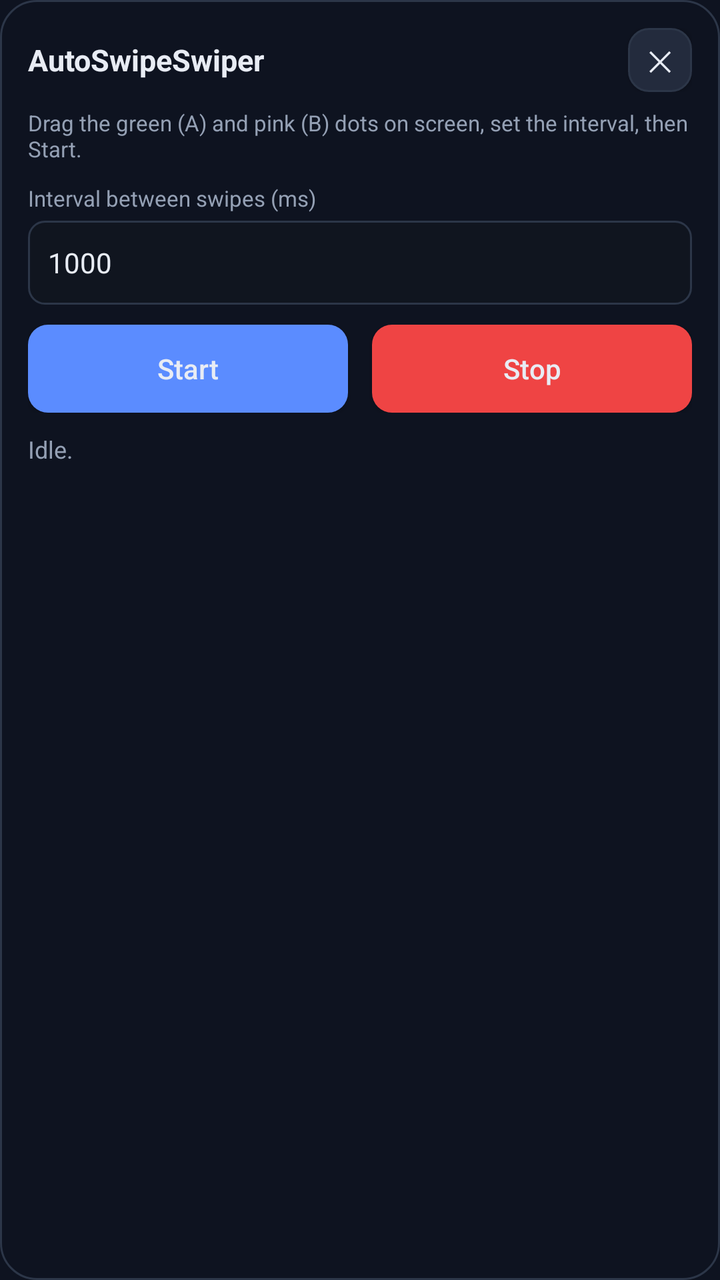
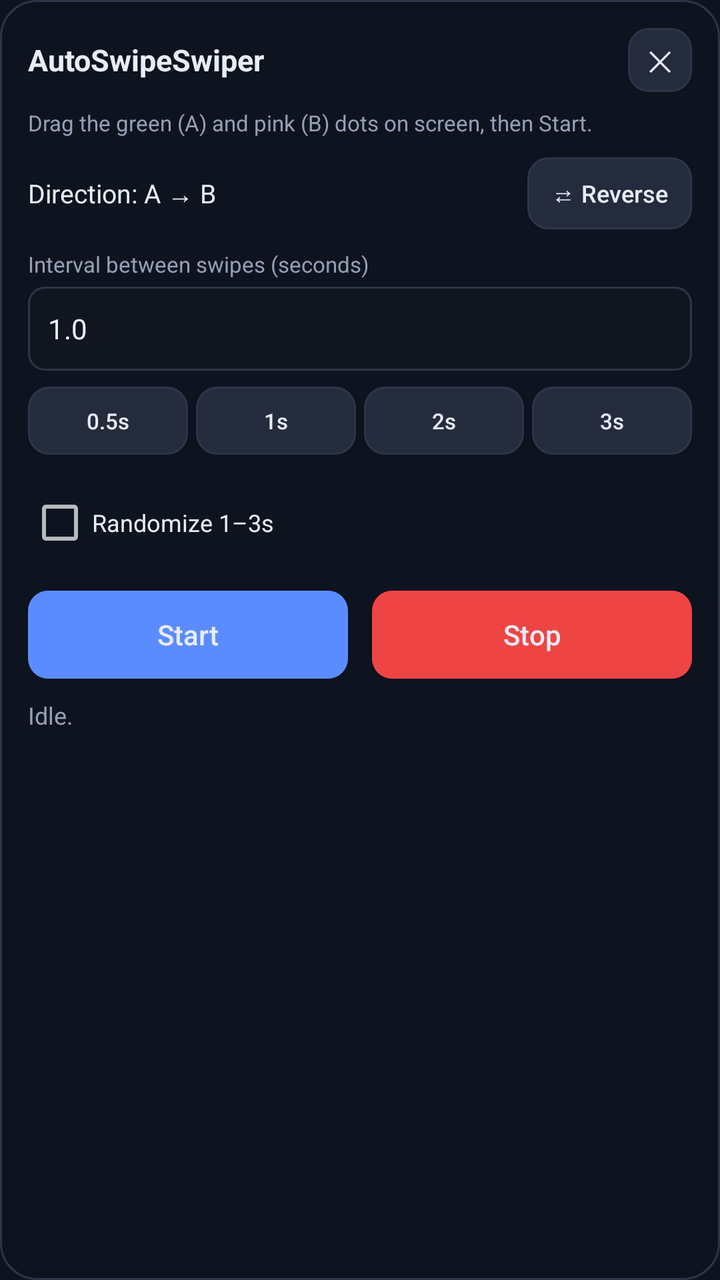

Compare the two renders of this Android layout. The source of the first and the diff that turns it into the second are given below.
<!-- AndroidManifest.xml: application theme Theme.AutoSwipeSwiper -->
<!-- res/layout/overlay_panel.xml -->
<?xml version="1.0" encoding="utf-8"?>
<LinearLayout xmlns:android="http://schemas.android.com/apk/res/android"
    android:layout_width="260dp"
    android:layout_height="wrap_content"
    android:orientation="vertical"
    android:background="@drawable/panel_bg"
    android:padding="14dp">

    <LinearLayout
        android:id="@+id/dragHandle"
        android:layout_width="match_parent"
        android:layout_height="wrap_content"
        android:orientation="horizontal"
        android:gravity="center_vertical"
        android:paddingBottom="8dp">

        <TextView
            android:layout_width="0dp"
            android:layout_height="wrap_content"
            android:layout_weight="1"
            android:text="AutoSwipeSwiper"
            android:textColor="@color/text_light"
            android:textSize="15sp"
            android:textStyle="bold" />

        <Button
            android:id="@+id/btnClose"
            android:layout_width="32dp"
            android:layout_height="32dp"
            android:minWidth="0dp"
            android:minHeight="0dp"
            android:padding="0dp"
            android:background="@drawable/btn_secondary"
            android:text="✕"
            android:textAllCaps="false"
            android:textColor="@color/text_light"
            android:textSize="14sp" />
    </LinearLayout>

    <TextView
        android:layout_width="match_parent"
        android:layout_height="wrap_content"
        android:layout_marginBottom="10dp"
        android:text="Drag the green (A) and pink (B) dots on screen, set the interval, then Start."
        android:textColor="@color/text_dim"
        android:textSize="11sp" />

    <TextView
        android:layout_width="match_parent"
        android:layout_height="wrap_content"
        android:text="Interval between swipes (ms)"
        android:textColor="@color/text_dim"
        android:textSize="11sp" />

    <EditText
        android:id="@+id/intervalInput"
        android:layout_width="match_parent"
        android:layout_height="42dp"
        android:layout_marginTop="4dp"
        android:layout_marginBottom="10dp"
        android:background="@drawable/edit_bg"
        android:paddingStart="10dp"
        android:paddingEnd="10dp"
        android:inputType="number"
        android:maxLines="1"
        android:text="1000"
        android:textColor="@color/text_light"
        android:textSize="14sp" />

    <LinearLayout
        android:layout_width="match_parent"
        android:layout_height="wrap_content"
        android:orientation="horizontal">

        <Button
            android:id="@+id/btnStart"
            android:layout_width="0dp"
            android:layout_height="44dp"
            android:layout_weight="1"
            android:layout_marginEnd="6dp"
            android:background="@drawable/btn_primary"
            android:text="Start"
            android:textAllCaps="false"
            android:textColor="@color/text_light" />

        <Button
            android:id="@+id/btnStop"
            android:layout_width="0dp"
            android:layout_height="44dp"
            android:layout_weight="1"
            android:layout_marginStart="6dp"
            android:background="@drawable/btn_danger"
            android:text="Stop"
            android:textAllCaps="false"
            android:textColor="@color/text_light" />
    </LinearLayout>

    <TextView
        android:id="@+id/statusText"
        android:layout_width="match_parent"
        android:layout_height="wrap_content"
        android:layout_marginTop="10dp"
        android:text="Idle."
        android:textColor="@color/text_dim"
        android:textSize="12sp" />

</LinearLayout>
<!-- resources referenced by this layout -->
<resources>
  <color name="text_dim">#94A0B4</color>
  <color name="text_light">#E8ECF4</color>
  <!-- drawable btn_danger (drawable) -->
  <?xml version="1.0" encoding="utf-8"?>
  <selector xmlns:android="http://schemas.android.com/apk/res/android">
      <item android:state_enabled="false">
          <shape android:shape="rectangle">
              <solid android:color="@color/btn_disabled" />
              <corners android:radius="10dp" />
          </shape>
      </item>
      <item>
          <shape android:shape="rectangle">
              <solid android:color="@color/danger" />
              <corners android:radius="10dp" />
          </shape>
      </item>
  </selector>
  <!-- drawable btn_primary (drawable) -->
  <?xml version="1.0" encoding="utf-8"?>
  <selector xmlns:android="http://schemas.android.com/apk/res/android">
      <item android:state_enabled="false">
          <shape android:shape="rectangle">
              <solid android:color="@color/btn_disabled" />
              <corners android:radius="10dp" />
          </shape>
      </item>
      <item>
          <shape android:shape="rectangle">
              <solid android:color="@color/primary" />
              <corners android:radius="10dp" />
          </shape>
      </item>
  </selector>
  <!-- drawable btn_secondary (drawable) -->
  <?xml version="1.0" encoding="utf-8"?>
  <selector xmlns:android="http://schemas.android.com/apk/res/android">
      <item android:state_enabled="false">
          <shape android:shape="rectangle">
              <solid android:color="@color/btn_disabled" />
              <corners android:radius="10dp" />
          </shape>
      </item>
      <item>
          <shape android:shape="rectangle">
              <solid android:color="@color/chip_idle" />
              <corners android:radius="10dp" />
              <stroke android:width="1dp" android:color="@color/surface_stroke" />
          </shape>
      </item>
  </selector>
  <!-- drawable edit_bg (drawable) -->
  <?xml version="1.0" encoding="utf-8"?>
  <shape xmlns:android="http://schemas.android.com/apk/res/android" android:shape="rectangle">
      <solid android:color="#10151F" />
      <corners android:radius="8dp" />
      <stroke android:width="1dp" android:color="@color/surface_stroke" />
  </shape>
  <!-- drawable panel_bg (drawable) -->
  <?xml version="1.0" encoding="utf-8"?>
  <shape xmlns:android="http://schemas.android.com/apk/res/android" android:shape="rectangle">
      <solid android:color="@color/panel_bg" />
      <corners android:radius="18dp" />
      <stroke android:width="1dp" android:color="@color/surface_stroke" />
  </shape>
  <style name="Theme.AutoSwipeSwiper" parent="Theme.MaterialComponents.NoActionBar">
          <item name="colorPrimary">@color/primary</item>
          <item name="colorPrimaryDark">@color/bg</item>
          <item name="colorAccent">@color/primary</item>
          <item name="android:windowBackground">@color/bg</item>
          <item name="android:statusBarColor">@color/bg</item>
          <item name="android:navigationBarColor">@color/bg</item>
      </style>
  <color name="btn_disabled">#2A3245</color>
  <color name="danger">#EF4444</color>
  <color name="primary">#5B8CFF</color>
  <color name="chip_idle">#232B3D</color>
  <color name="surface_stroke">#2C3648</color>
  <color name="panel_bg">#F20E1320</color>
  <color name="bg">#0E1320</color>
</resources>

<!-- the commit's change to res/layout/overlay_panel.xml (unified diff, before → after) -->
@@ -1,6 +1,6 @@
 <?xml version="1.0" encoding="utf-8"?>
 <LinearLayout xmlns:android="http://schemas.android.com/apk/res/android"
-    android:layout_width="260dp"
+    android:layout_width="270dp"
     android:layout_height="wrap_content"
     android:orientation="vertical"
     android:background="@drawable/panel_bg"
@@ -41,14 +41,45 @@
         android:layout_width="match_parent"
         android:layout_height="wrap_content"
         android:layout_marginBottom="10dp"
-        android:text="Drag the green (A) and pink (B) dots on screen, set the interval, then Start."
+        android:text="Drag the green (A) and pink (B) dots on screen, then Start."
         android:textColor="@color/text_dim"
         android:textSize="11sp" />
 
+    
+    <LinearLayout
+        android:layout_width="match_parent"
+        android:layout_height="wrap_content"
+        android:orientation="horizontal"
+        android:gravity="center_vertical"
+        android:layout_marginBottom="10dp">
+
+        <TextView
+            android:id="@+id/directionText"
+            android:layout_width="0dp"
+            android:layout_height="wrap_content"
+            android:layout_weight="1"
+            android:text="Direction: A → B"
+            android:textColor="@color/text_light"
+            android:textSize="13sp" />
+
+        <Button
+            android:id="@+id/btnDirection"
+            android:layout_width="wrap_content"
+            android:layout_height="36dp"
+            android:minWidth="0dp"
+            android:paddingStart="12dp"
+            android:paddingEnd="12dp"
+            android:background="@drawable/btn_secondary"
+            android:text="⇄ Reverse"
+            android:textAllCaps="false"
+            android:textColor="@color/text_light"
+            android:textSize="12sp" />
+    </LinearLayout>
+
     <TextView
         android:layout_width="match_parent"
         android:layout_height="wrap_content"
-        android:text="Interval between swipes (ms)"
+        android:text="Interval between swipes (seconds)"
         android:textColor="@color/text_dim"
         android:textSize="11sp" />
 
@@ -57,15 +88,101 @@
         android:layout_width="match_parent"
         android:layout_height="42dp"
         android:layout_marginTop="4dp"
-        android:layout_marginBottom="10dp"
+        android:layout_marginBottom="8dp"
         android:background="@drawable/edit_bg"
         android:paddingStart="10dp"
         android:paddingEnd="10dp"
-        android:inputType="number"
+        android:inputType="numberDecimal"
         android:maxLines="1"
-        android:text="1000"
+        android:text="1.0"
         android:textColor="@color/text_light"
         android:textSize="14sp" />
+
+    
+    <LinearLayout
+        android:id="@+id/presetRow"
+        android:layout_width="match_parent"
+        android:layout_height="wrap_content"
+        android:orientation="horizontal"
+        android:layout_marginBottom="10dp">
+
+        <Button
+            android:id="@+id/btnPreset05"
+            android:tag="0.5"
+            android:layout_width="0dp"
+            android:layout_height="34dp"
+            android:layout_weight="1"
+            android:layout_marginEnd="4dp"
+            android:minWidth="0dp"
+            android:padding="0dp"
+            android:background="@drawable/btn_secondary"
+            android:text="0.5s"
+            android:textAllCaps="false"
+            android:textColor="@color/text_light"
+            android:textSize="11sp" />
+
+        <Button
+            android:id="@+id/btnPreset1"
+            android:tag="1"
+            android:layout_width="0dp"
+            android:layout_height="34dp"
+            android:layout_weight="1"
+            android:layout_marginEnd="4dp"
+            android:minWidth="0dp"
+            android:padding="0dp"
+            android:background="@drawable/btn_secondary"
+            android:text="1s"
+            android:textAllCaps="false"
+            android:textColor="@color/text_light"
+            android:textSize="11sp" />
+
+        <Button
+            android:id="@+id/btnPreset2"
+            android:tag="2"
+            android:layout_width="0dp"
+            android:layout_height="34dp"
+            android:layout_weight="1"
+            android:layout_marginEnd="4dp"
+            android:minWidth="0dp"
+            android:padding="0dp"
+            android:background="@drawable/btn_secondary"
+            android:text="2s"
+            android:textAllCaps="false"
+            android:textColor="@color/text_light"
+            android:textSize="11sp" />
+
+        <Button
+            android:id="@+id/btnPreset3"
+            android:tag="3"
+            android:layout_width="0dp"
+            android:layout_height="34dp"
+            android:layout_weight="1"
+            android:minWidth="0dp"
+            android:padding="0dp"
+            android:background="@drawable/btn_secondary"
+            android:text="3s"
+            android:textAllCaps="false"
+            android:textColor="@color/text_light"
+            android:textSize="11sp" />
+    </LinearLayout>
+
+    
+    <LinearLayout
+        android:layout_width="match_parent"
+        android:layout_height="wrap_content"
+        android:orientation="horizontal"
+        android:gravity="center_vertical"
+        android:layout_marginBottom="10dp">
+
+        <CheckBox
+            android:id="@+id/chkRandomize"
+            android:layout_width="0dp"
+            android:layout_height="wrap_content"
+            android:layout_weight="1"
+            android:text="Randomize 1–3s"
+            android:textColor="@color/text_light"
+            android:textSize="12sp" />
+    </LinearLayout>
 
     <LinearLayout
         android:layout_width="match_parent"
